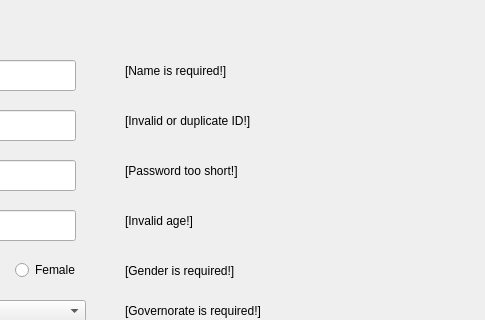
MHani0/Vaccine-Tracking-System, file signup.ui: the form before one commit; both pictures show x 475 to 960 and y 0 to 320 of the 960 by 570 pixel window.
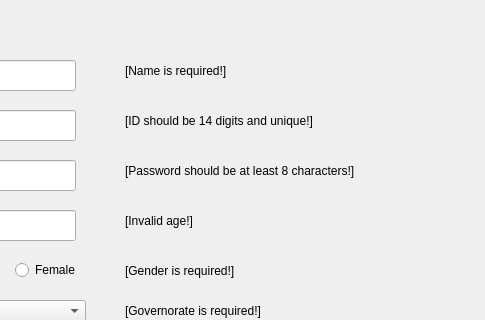
The form after the commit.

Commit message: clearer warnings for wrong signup credentials formats

What changed in the file:
```diff
--- a/signup.ui
+++ b/signup.ui
@@ -266,12 +266,12 @@
      <rect>
       <x>600</x>
       <y>110</y>
-      <width>131</width>
+      <width>201</width>
       <height>21</height>
      </rect>
     </property>
     <property name="text">
-     <string>[Invalid or duplicate ID!]</string>
+     <string>[ID should be 14 digits and unique!]</string>
     </property>
     <property name="textFormat">
      <enum>Qt::PlainText</enum>
@@ -285,12 +285,12 @@
      <rect>
       <x>600</x>
       <y>160</y>
-      <width>121</width>
+      <width>231</width>
       <height>21</height>
      </rect>
     </property>
     <property name="text">
-     <string>[Password too short!]</string>
+     <string>[Password should be at least 8 characters!]</string>
     </property>
     <property name="textFormat">
      <enum>Qt::PlainText</enum>
```
The commit also changes 1 other file.
